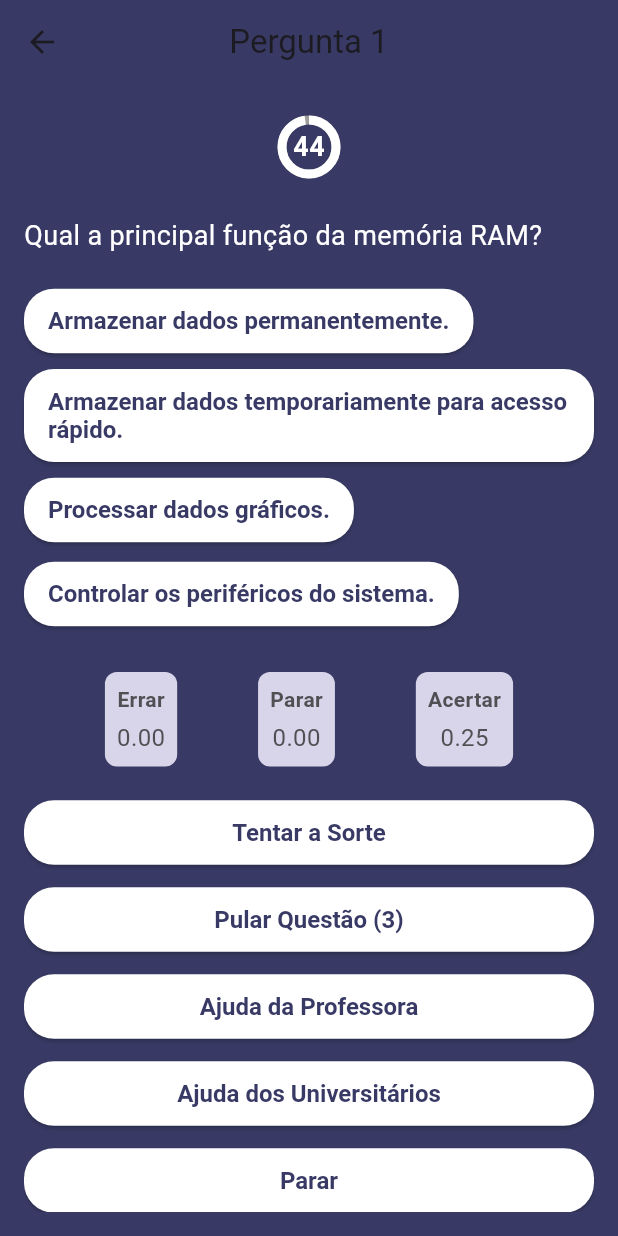
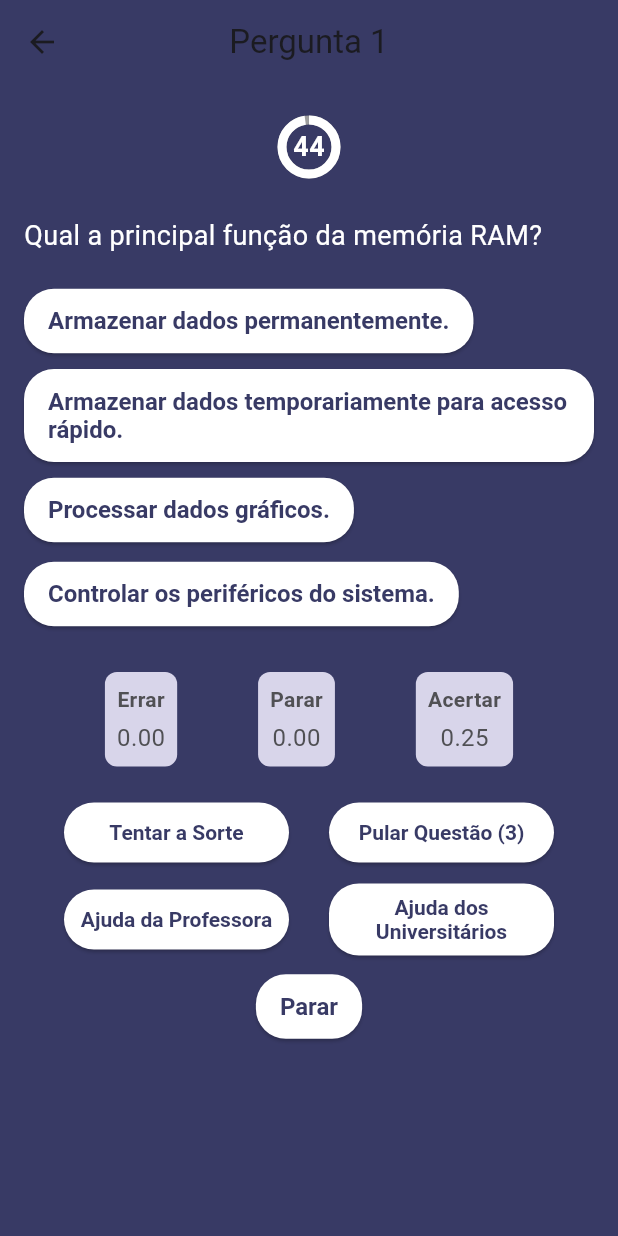
Before and after one commit to gabrielamds/AOCApp, a Flutter app: the TelaPerguntas screen opened directly, on a phone screen of 412 x 824 dp. Run offline on Flutter 3.47's test engine with Material 3 defaults, Android fonts, the phone set to English and light mode, and no system bars.

Commit message:
AOCApp_botoesdotamanhocorretO

```diff
--- a/lib/main.dart
+++ b/lib/main.dart
@@ -835,26 +835,56 @@ void _mostrarTelaFinal(BuildContext context, String mensagem) {
               const SizedBox(height: 20),
               // Exibe os botões abaixo das alternativas
               Expanded(
-                child: SingleChildScrollView(
-                  child: Column(
-                    crossAxisAlignment: CrossAxisAlignment.stretch,
-                    children: [
-                      _buildButton('Tentar a Sorte', tentarSorteDisponivel ? _usarCarta : null),
-                      const SizedBox(height: 10),
-                      _buildButton('Pular Questão (${pulosRestantes})', pulosRestantes > 0 ? _pularQuestao : null),
-                      const SizedBox(height: 10),
-                      _buildButton('Ajuda da Professora', ajudaProfessoraDisponivel ? _ajudaProfessora : null),
-                      const SizedBox(height: 10),
-                      _buildButton('Ajuda dos Universitários', ajudaUniversitariosDisponivel ? _ajudaUniversitarios : null),
-                      const SizedBox(height: 10),
-                      _buildButton('Parar', _parar),
-                    ],
-                  ),
+                child: Column(
+                  crossAxisAlignment: CrossAxisAlignment.stretch,
+                  children: [
+                    Row(
+                      mainAxisAlignment: MainAxisAlignment.spaceEvenly,
+                      children: [
+                        _buildSmallButton('Tentar a Sorte', tentarSorteDisponivel ? _usarCarta : null),
+                        _buildSmallButton('Pular Questão (${pulosRestantes})', pulosRestantes > 0 ? _pularQuestao : null),
+                      ],
+                    ),
+                    const SizedBox(height: 10),
+                    Row(
+                      mainAxisAlignment: MainAxisAlignment.spaceEvenly,
+                      children: [
+                        _buildSmallButton('Ajuda da Professora', ajudaProfessoraDisponivel ? _ajudaProfessora : null),
+                        _buildSmallButton('Ajuda dos Universitários', ajudaUniversitariosDisponivel ? _ajudaUniversitarios : null),
+                      ],
+                    ),
+                    const SizedBox(height: 10),
+                    Center(
+                      child: _buildButton('Parar', _parar),
+                    ),
+                  ],
                 ),
               ),
             ],
           ),
         ),
+      ),
+    );
+  }
+
+  Widget _buildSmallButton(String text, VoidCallback? onPressed) {
+    return SizedBox(
+      width: 150,
+      child: ElevatedButton(
+        onPressed: onPressed,
+        style: ElevatedButton.styleFrom(
+          backgroundColor: Colors.white,
+          foregroundColor: Color(0xFF383A65),
+          padding: const EdgeInsets.symmetric(horizontal: 8, vertical: 8),
+          shape: RoundedRectangleBorder(
+            borderRadius: BorderRadius.circular(20),
+          ),
+          textStyle: const TextStyle(
+            fontSize: 14,
+            fontWeight: FontWeight.bold,
+          ),
+        ),
+        child: Text(text, textAlign: TextAlign.center),
       ),
     );
   }
```
